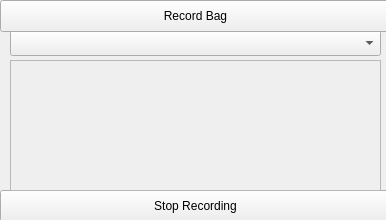
Qt form landside/catkin_ws/src/gui/resource/RosbagWidget.ui (DukeRobotics/robosub-ros) before a commit.
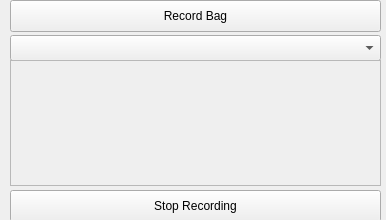
The same form after that commit.

Commit message: make buttons uniform width with other elements

```diff
--- a/landside/catkin_ws/src/gui/resource/RosbagWidget.ui
+++ b/landside/catkin_ws/src/gui/resource/RosbagWidget.ui
@@ -28,9 +28,9 @@
   <widget class="QPushButton" name="stop_recording_button">
    <property name="geometry">
     <rect>
-     <x>0</x>
+     <x>10</x>
      <y>190</y>
-     <width>391</width>
+     <width>371</width>
      <height>32</height>
     </rect>
    </property>
@@ -42,7 +42,7 @@
    <property name="geometry">
     <rect>
      <x>10</x>
-     <y>30</y>
+     <y>35</y>
      <width>371</width>
      <height>26</height>
     </rect>
@@ -54,7 +54,7 @@
      <x>10</x>
      <y>60</y>
      <width>371</width>
-     <height>131</height>
+     <height>126</height>
     </rect>
    </property>
    <property name="widgetResizable">
@@ -63,9 +63,9 @@
    <widget class="QWidget" name="scrollAreaWidgetContents">
     <property name="geometry">
      <rect>
-      <x>0</x>
+      <x>10</x>
       <y>0</y>
-      <width>369</width>
+      <width>371</width>
       <height>129</height>
      </rect>
     </property>
@@ -74,9 +74,9 @@
   <widget class="QPushButton" name="record_bag_button">
    <property name="geometry">
     <rect>
-     <x>0</x>
+     <x>10</x>
      <y>0</y>
-     <width>391</width>
+     <width>371</width>
      <height>32</height>
     </rect>
    </property>
```
